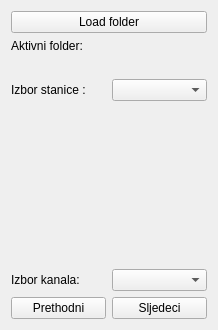
kluksa/kontrola-podataka, file weblogger_izbornik.ui: the form before one commit.
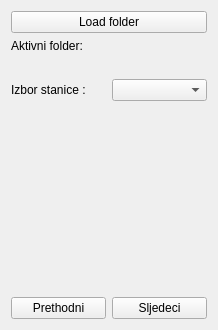
The form after the commit.

Commit message: pocetak povezivanja modula

The edit to the form file:
```diff
--- a/weblogger_izbornik.ui
+++ b/weblogger_izbornik.ui
@@ -101,26 +101,6 @@
      </layout>
     </widget>
    </item>
-   <item>
-    <layout class="QHBoxLayout" name="horizontalLayout_2">
-     <item>
-      <widget class="QLabel" name="label_4">
-       <property name="maximumSize">
-        <size>
-         <width>16777215</width>
-         <height>16777215</height>
-        </size>
-       </property>
-       <property name="text">
-        <string>Izbor kanala:</string>
-       </property>
-      </widget>
-     </item>
-     <item>
-      <widget class="QComboBox" name="uiKanalCombo"/>
-     </item>
-    </layout>
-   </item>
    <item>
     <layout class="QHBoxLayout" name="horizontalLayout_3">
      <item>
```
The commit also changes 2 other files.
